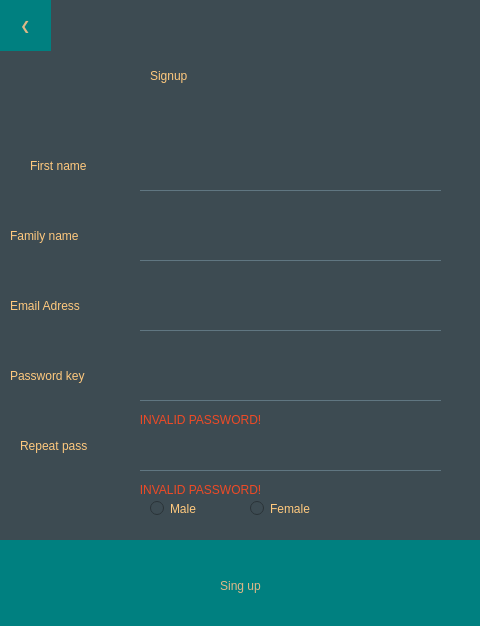
Above: creatAccount.ui from abduluziz-alghowinem/RegistrationSystem1- before the change. Below: the same form after it.
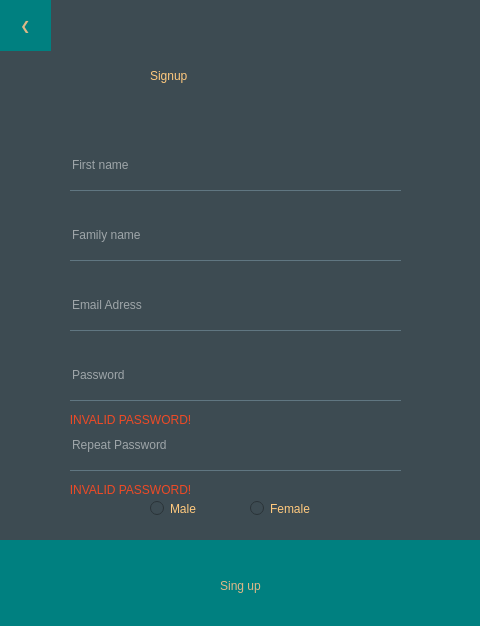
That is the form after the change.

Patch:
```diff
--- a/creatAccount.ui
+++ b/creatAccount.ui
@@ -34,30 +34,12 @@
     <string>Signup</string>
    </property>
   </widget>
-  <widget class="QLabel" name="label_3">
-   <property name="geometry">
-    <rect>
-     <x>10</x>
-     <y>210</y>
-     <width>121</width>
-     <height>51</height>
-    </rect>
-   </property>
-   <property name="styleSheet">
-    <string notr="true">font:15pt &quot;Microsoft JhengHei UI Light&quot;;
-
-color:rgb(255, 201, 126);</string>
-   </property>
-   <property name="text">
-    <string>Family name</string>
-   </property>
-  </widget>
   <widget class="QLineEdit" name="familyName">
    <property name="geometry">
     <rect>
-     <x>140</x>
+     <x>70</x>
      <y>210</y>
-     <width>301</width>
+     <width>331</width>
      <height>51</height>
     </rect>
    </property>
@@ -71,6 +53,9 @@
 color:rgb(255, 255, 255);;
 border-bottom:1px solid rgb(96, 118, 129);</string>
    </property>
+   <property name="placeholderText">
+    <string>Family name</string>
+   </property>
   </widget>
   <widget class="QLineEdit" name="firstName">
    <property name="enabled">
@@ -78,9 +63,9 @@
    </property>
    <property name="geometry">
     <rect>
-     <x>140</x>
+     <x>70</x>
      <y>140</y>
-     <width>301</width>
+     <width>331</width>
      <height>51</height>
     </rect>
    </property>
@@ -100,21 +85,7 @@
    <property name="text">
     <string/>
    </property>
-  </widget>
-  <widget class="QLabel" name="label_4">
-   <property name="geometry">
-    <rect>
-     <x>30</x>
-     <y>140</y>
-     <width>101</width>
-     <height>51</height>
-    </rect>
-   </property>
-   <property name="styleSheet">
-    <string notr="true">font:15pt &quot;Microsoft JhengHei UI Light&quot;;
-color:rgb(255, 201, 126);</string>
-   </property>
-   <property name="text">
+   <property name="placeholderText">
     <string>First name</string>
    </property>
   </widget>
@@ -147,9 +118,9 @@
   <widget class="QLineEdit" name="Pass_2">
    <property name="geometry">
     <rect>
-     <x>140</x>
+     <x>70</x>
      <y>350</y>
-     <width>301</width>
+     <width>331</width>
      <height>51</height>
     </rect>
    </property>
@@ -166,23 +137,8 @@
    <property name="text">
     <string/>
    </property>
-  </widget>
-  <widget class="QLabel" name="label_5">
-   <property name="geometry">
-    <rect>
-     <x>10</x>
-     <y>350</y>
-     <width>121</width>
-     <height>51</height>
-    </rect>
-   </property>
-   <property name="styleSheet">
-    <string notr="true">font:15pt &quot;Microsoft JhengHei UI Light&quot;;
-
-color:rgb(255, 201, 126);</string>
-   </property>
-   <property name="text">
-    <string>Password key</string>
+   <property name="placeholderText">
+    <string>Password </string>
    </property>
   </widget>
   <widget class="QLineEdit" name="Email">
@@ -191,9 +147,9 @@
    </property>
    <property name="geometry">
     <rect>
-     <x>140</x>
+     <x>70</x>
      <y>280</y>
-     <width>301</width>
+     <width>331</width>
      <height>51</height>
     </rect>
    </property>
@@ -213,48 +169,16 @@
    <property name="text">
     <string/>
    </property>
-  </widget>
-  <widget class="QLabel" name="label_6">
-   <property name="geometry">
-    <rect>
-     <x>10</x>
-     <y>280</y>
-     <width>121</width>
-     <height>51</height>
-    </rect>
-   </property>
-   <property name="styleSheet">
-    <string notr="true">font:15pt &quot;Microsoft JhengHei UI Light&quot;;
-color:rgb(255, 201, 126);</string>
-   </property>
-   <property name="text">
+   <property name="placeholderText">
     <string>Email Adress</string>
    </property>
   </widget>
-  <widget class="QLabel" name="label_7">
-   <property name="geometry">
-    <rect>
-     <x>20</x>
-     <y>420</y>
-     <width>111</width>
-     <height>51</height>
-    </rect>
-   </property>
-   <property name="styleSheet">
-    <string notr="true">font:15pt &quot;Microsoft JhengHei UI Light&quot;;
-
-color:rgb(255, 201, 126);</string>
-   </property>
-   <property name="text">
-    <string>Repeat pass</string>
-   </property>
-  </widget>
   <widget class="QLineEdit" name="Pass_3">
    <property name="geometry">
     <rect>
-     <x>140</x>
+     <x>70</x>
      <y>420</y>
-     <width>301</width>
+     <width>331</width>
      <height>51</height>
     </rect>
    </property>
@@ -271,6 +195,9 @@
    <property name="text">
     <string/>
    </property>
+   <property name="placeholderText">
+    <string>Repeat Password</string>
+   </property>
   </widget>
   <widget class="QRadioButton" name="Male">
    <property name="geometry">
@@ -333,7 +260,7 @@
   <widget class="QPushButton" name="invalidLabel">
    <property name="geometry">
     <rect>
-     <x>140</x>
+     <x>70</x>
      <y>480</y>
      <width>121</width>
      <height>20</height>
@@ -357,7 +284,7 @@
   <widget class="QPushButton" name="invalidLabel_2">
    <property name="geometry">
     <rect>
-     <x>140</x>
+     <x>70</x>
      <y>410</y>
      <width>121</width>
      <height>20</height>
```
